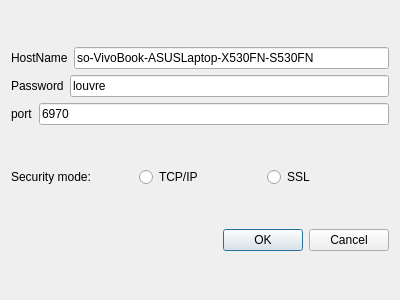
The window that TLS_client/qt_client/server_settings.ui (so-groenen/aysnc_secure_chat_application) describes before a commit, drawn with Qt 5.
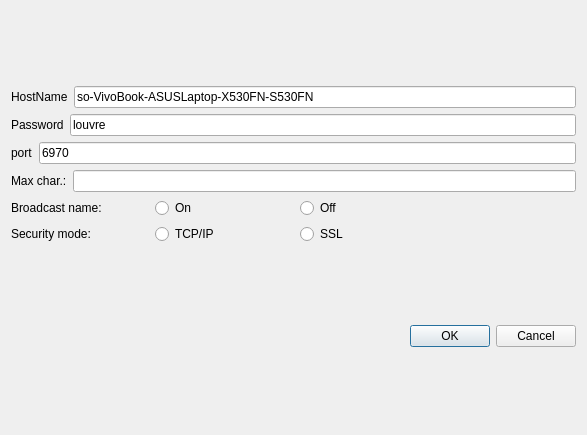
The same window after the commit.

Commit message: limited chars + server setting layout

```diff
--- a/TLS_client/qt_client/server_settings.ui
+++ b/TLS_client/qt_client/server_settings.ui
@@ -6,18 +6,20 @@
    <rect>
     <x>0</x>
     <y>0</y>
-    <width>400</width>
-    <height>300</height>
+    <width>587</width>
+    <height>435</height>
    </rect>
   </property>
   <property name="windowTitle">
    <string>Network settings</string>
   </property>
-  <layout class="QVBoxLayout" name="verticalLayout_2">
+  <layout class="QGridLayout" name="gridLayout_2">
+   <item row="0" column="0">
+    <layout class="QVBoxLayout" name="verticalLayout_3" stretch="2,1">
    <item>
     <layout class="QVBoxLayout" name="verticalLayout">
      <item>
-      <layout class="QHBoxLayout" name="horizontalLayout_2">
+        <layout class="QHBoxLayout" name="horizontalLayout_2" stretch="0,1">
        <item>
         <widget class="QLabel" name="HostName">
          <property name="text">
@@ -35,7 +37,7 @@
       </layout>
      </item>
      <item>
-      <layout class="QHBoxLayout" name="horizontalLayout_3">
+        <layout class="QHBoxLayout" name="horizontalLayout_3" stretch="0,1">
        <item>
         <widget class="QLabel" name="label_3">
          <property name="text">
@@ -53,7 +55,7 @@
       </layout>
      </item>
      <item>
-      <layout class="QHBoxLayout" name="horizontalLayout">
+        <layout class="QHBoxLayout" name="horizontalLayout" stretch="0,1">
        <item>
         <widget class="QLabel" name="label">
          <property name="text">
@@ -73,25 +75,78 @@
        </item>
       </layout>
      </item>
-    </layout>
-   </item>
+       <item>
+        <layout class="QHBoxLayout" name="horizontalLayout_7">
+         <item>
+          <widget class="QLabel" name="label_5">
+           <property name="text">
+            <string>Max char.:</string>
+           </property>
+          </widget>
+         </item>
+         <item>
+          <widget class="QLineEdit" name="maxCharEdit">
+           <property name="inputMethodHints">
+            <set>Qt::InputMethodHint::ImhDigitsOnly</set>
+           </property>
+          </widget>
+         </item>
+        </layout>
+       </item>
+      </layout>
+     </item>
    <item>
-    <layout class="QHBoxLayout" name="horizontalLayout_4">
+      <layout class="QHBoxLayout" name="horizontalLayout_4" stretch="0">
      <item>
+        <layout class="QGridLayout" name="gridLayout" rowstretch="0,0" columnstretch="1,1,2" columnminimumwidth="0,0,0">
+         <property name="sizeConstraint">
+          <enum>QLayout::SizeConstraint::SetMinAndMaxSize</enum>
+         </property>
+         <item row="0" column="2">
+          <widget class="QRadioButton" name="broadcastNameOff">
+           <property name="text">
+            <string>Off</string>
+           </property>
+           <attribute name="buttonGroup">
+            <string notr="true">buttonGroup</string>
+           </attribute>
+          </widget>
+         </item>
+         <item row="0" column="0">
+          <widget class="QLabel" name="label_4">
+           <property name="text">
+            <string>Broadcast name:</string>
+           </property>
+          </widget>
+         </item>
+         <item row="0" column="1">
+          <widget class="QRadioButton" name="broadcastNameOn">
+           <property name="text">
+            <string>On</string>
+           </property>
+           <attribute name="buttonGroup">
+            <string notr="true">buttonGroup</string>
+           </attribute>
+          </widget>
+         </item>
+         <item row="1" column="0">
       <widget class="QLabel" name="label_2">
        <property name="text">
         <string>Security mode:</string>
        </property>
       </widget>
      </item>
-     <item>
+         <item row="1" column="1">
       <widget class="QRadioButton" name="tcpRadio">
        <property name="text">
         <string>TCP/IP</string>
        </property>
-      </widget>
-     </item>
-     <item>
+           <attribute name="buttonGroup">
+            <string notr="true">buttonGroup_2</string>
+           </attribute>
+          </widget>
+         </item>
+         <item row="1" column="2">
       <widget class="QRadioButton" name="sslRadio">
        <property name="text">
         <string>SSL </string>
@@ -100,7 +155,11 @@
      </item>
     </layout>
    </item>
-   <item>
+      </layout>
+     </item>
+    </layout>
+   </item>
+   <item row="1" column="0">
     <widget class="QDialogButtonBox" name="buttonBox">
      <property name="orientation">
       <enum>Qt::Orientation::Horizontal</enum>
```
Left out of the diff: 7 changed lines with no effect on the pictures. Lines whose indentation alone changed are shown as unchanged. The commit also changes 14 other files.
